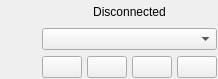
Before: the Qt Designer form qt_ui/CorpusClientWidget.ui in FilmColors/VIAN, drawn with Qt 5.
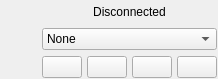
After: the same form once the commit is applied. Icons and pictures are not drawn.

```diff
--- a/qt_ui/CorpusClientWidget.ui
+++ b/qt_ui/CorpusClientWidget.ui
@@ -96,7 +96,13 @@
       </widget>
      </item>
      <item>
-      <widget class="QComboBox" name="comboBox_Corpora"/>
+      <widget class="QComboBox" name="comboBox_Corpora">
+       <item>
+        <property name="text">
+         <string>None</string>
+        </property>
+       </item>
+      </widget>
      </item>
      <item>
       <layout class="QHBoxLayout" name="horizontalLayout_2">
```
